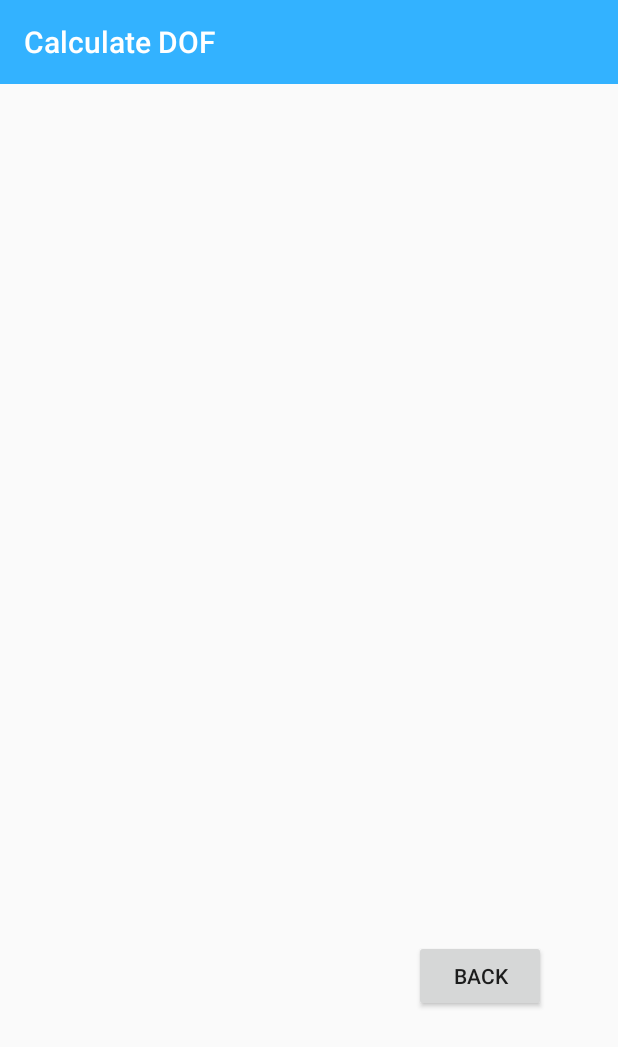
After one commit to jevidin/DepthOfFieldCalculator, an Android app: the CalculateDOFActivity screen opened directly, with no data from a screen before it, on a phone screen of 412 x 824 dp. The commit adds this screen. Shown: the top 1047 px of the screen. Run offline under Robolectric (Android 15) with nearby library versions, the phone set to English and light mode, and no system bars.

Commit message:
[jzl5] Implement DOF Calculator Class

```diff
--- a/app/src/main/AndroidManifest.xml
+++ b/app/src/main/AndroidManifest.xml
@@ -9,7 +9,8 @@
         android:roundIcon="@mipmap/ic_launcher_round"
         android:supportsRtl="true"
         android:theme="@style/AppTheme">
-        <activity android:name=".AddLensActivity"></activity>
+        <activity android:name=".CalculateDOFActivity"></activity>
+        <activity android:name=".AddLensActivity" />
         <activity
             android:name=".MainActivity"
             android:label="@string/app_name"
--- /dev/null
+++ b/app/src/main/java/com/example/assignment2/CalculateDOFActivity.java
@@ -0,0 +1,36 @@
+package com.example.assignment2;
+
+import androidx.appcompat.app.AppCompatActivity;
+
+import android.content.Context;
+import android.content.Intent;
+import android.os.Bundle;
+import android.view.View;
+import android.widget.Button;
+
+public class CalculateDOFActivity extends AppCompatActivity {
+
+    @Override
+    protected void onCreate(Bundle savedInstanceState) {
+        super.onCreate(savedInstanceState);
+        setContentView(R.layout.activity_calculate_dof);
+
+        setUpBackBtn();
+    }
+
+    private void setUpBackBtn() {
+        Button btn = findViewById(R.id.Calculate_btnBack);
+        btn.setOnClickListener(new View.OnClickListener() {
+            @Override
+            public void onClick(View v) {
+                finish();
+            }
+        });
+    }
+
+    public static Intent makeLaunchIntent(Context context){
+        Intent intent = new Intent(context, CalculateDOFActivity.class);
+        //intent.putExtra(EXTRA_MESSAGE, message);
+        return intent;
+    }
+}
--- a/app/src/main/java/com/example/assignment2/MainActivity.java
+++ b/app/src/main/java/com/example/assignment2/MainActivity.java
@@ -81,6 +81,9 @@ public class MainActivity extends AppCompatActivity {
                 TextView textView = (TextView)viewClicked;
                 String message = "you clicked number " + position + ", which is string :" + textView.getText().toString();
                 Toast.makeText(MainActivity.this, message, Toast.LENGTH_LONG).show();
+
+                Intent i = CalculateDOFActivity.makeLaunchIntent(MainActivity.this);
+                startActivity(i);
             }
         });
     }
--- /dev/null
+++ b/app/src/main/res/layout/activity_calculate_dof.xml
@@ -0,0 +1,34 @@
+<?xml version="1.0" encoding="utf-8"?>
+<androidx.constraintlayout.widget.ConstraintLayout xmlns:android="http://schemas.android.com/apk/res/android"
+    xmlns:app="http://schemas.android.com/apk/res-auto"
+    xmlns:tools="http://schemas.android.com/tools"
+    android:layout_width="match_parent"
+    android:layout_height="match_parent"
+    tools:context=".CalculateDOFActivity">
+
+    <androidx.appcompat.widget.Toolbar
+        android:id="@+id/toolbar"
+        android:layout_width="0dp"
+        android:layout_height="wrap_content"
+        android:background="#33B2FF"
+        android:minHeight="?attr/actionBarSize"
+        app:layout_constraintEnd_toEndOf="parent"
+        app:layout_constraintStart_toStartOf="parent"
+        app:layout_constraintTop_toTopOf="parent"
+        app:title="Calculate DOF"
+        app:titleTextColor="@android:color/white" />
+
+    <Button
+        android:id="@+id/Calculate_btnBack"
+        android:layout_width="wrap_content"
+        android:layout_height="wrap_content"
+        android:layout_marginStart="276dp"
+        android:layout_marginLeft="276dp"
+        android:layout_marginTop="524dp"
+        android:layout_marginBottom="103dp"
+        android:text="Back"
+        app:layout_constraintBottom_toBottomOf="parent"
+        app:layout_constraintStart_toStartOf="parent"
+        app:layout_constraintTop_toBottomOf="@+id/toolbar" />
+
+</androidx.constraintlayout.widget.ConstraintLayout>
```
